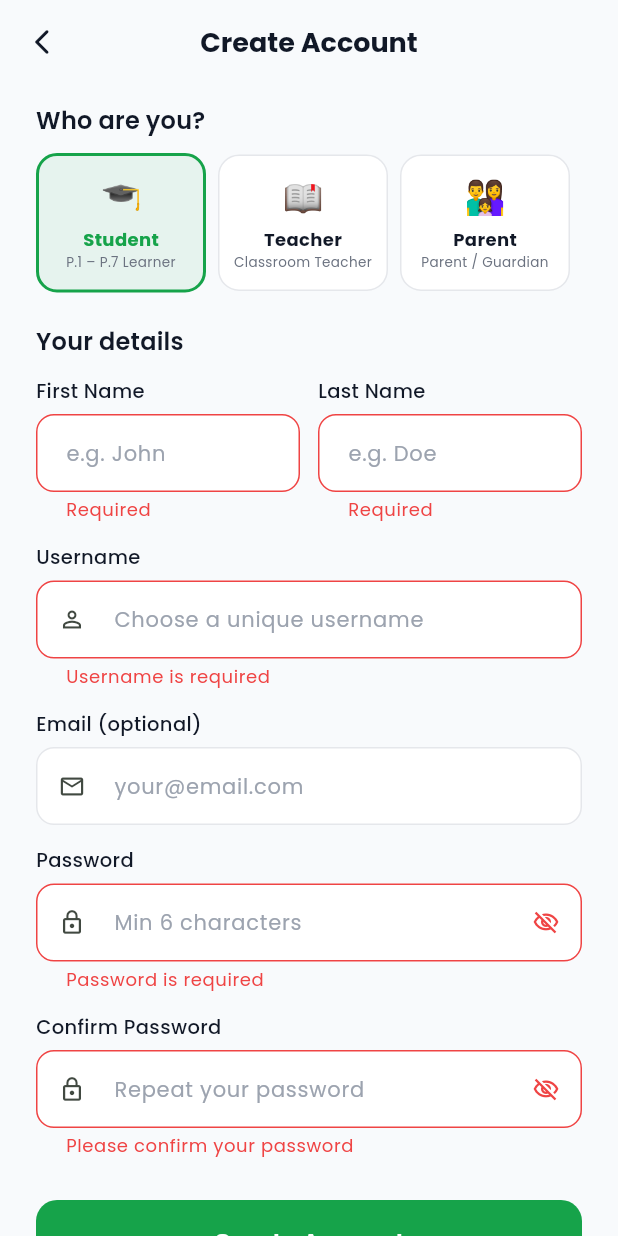
After one commit to wasomrare/uganda-ai-learning, a Flutter app: the SignupScreen screen opened by its route, after a tap on "Create Account", on a phone screen of 412 x 824 dp. The commit adds this screen. Run offline on Flutter 3.47's test engine with Material 3 defaults, Android fonts, the phone set to English and light mode, and no system bars; our stand-ins replace dio, flutter_riverpod, flutter_secure_storage, go_router, google_fonts, google_sign_in and 1 more; accounts and stored records are empty.

Commit message:
feat: user self-registration (Create Account) across backend, frontend, and Flutter

```diff
--- a/mobile/lib/config/routes.dart
+++ b/mobile/lib/config/routes.dart
@@ -3,6 +3,7 @@ import 'package:flutter_riverpod/flutter_riverpod.dart';
 import 'package:go_router/go_router.dart';
 import '../providers/auth_provider.dart';
 import '../screens/auth/login_screen.dart';
+import '../screens/auth/signup_screen.dart';
 import '../screens/auth/splash_screen.dart';
 import '../screens/home/home_screen.dart';
 import '../screens/subjects/subjects_screen.dart';
@@ -39,13 +40,14 @@ final routerProvider = Provider<GoRouter>((ref) {
 
       final isLoggedIn = authAsync.valueOrNull?.isLoggedIn ?? false;
       final role = authAsync.valueOrNull?.user?.role ?? 'student';
+      final isSignup = state.matchedLocation == '/signup';
 
       if (isSplash) {
         return isLoggedIn
             ? (role == 'teacher' ? '/teacher' : '/home')
             : '/login';
       }
-      if (!isLoggedIn && !isLogin) return '/login';
+      if (!isLoggedIn && !isLogin && !isSignup) return '/login';
       if (isLoggedIn && isLogin) {
         return role == 'teacher' ? '/teacher' : '/home';
       }
@@ -54,6 +56,7 @@ final routerProvider = Provider<GoRouter>((ref) {
     routes: [
       GoRoute(path: '/splash', builder: (_, __) => const SplashScreen()),
       GoRoute(path: '/login', builder: (_, __) => const LoginScreen()),
+      GoRoute(path: '/signup', builder: (_, __) => const SignupScreen()),
 
       // Student routes
       ShellRoute(
--- a/mobile/lib/providers/auth_provider.dart
+++ b/mobile/lib/providers/auth_provider.dart
@@ -73,6 +73,42 @@ class AuthNotifier extends AsyncNotifier<AuthState> {
     }
   }
 
+  Future<void> register({
+    required String firstName,
+    required String lastName,
+    required String username,
+    required String password,
+    required String confirmPassword,
+    String role = 'student',
+    String? email,
+  }) async {
+    state = const AsyncValue.loading();
+    try {
+      final api = ref.read(apiServiceProvider);
+      final storage = ref.read(storageServiceProvider);
+      final res = await api.register(
+        firstName: firstName,
+        lastName: lastName,
+        username: username,
+        password: password,
+        confirmPassword: confirmPassword,
+        role: role,
+        email: email,
+      );
+      final data = res.data['data'];
+      await storage.saveAccessToken(data['access']);
+      await storage.saveRefreshToken(data['refresh']);
+      final user = UserModel.fromJson(data['user'] as Map<String, dynamic>);
+      await storage.saveUser(user.toJson());
+      state = AsyncValue.data(AuthState(user: user, isLoggedIn: true));
+    } catch (e) {
+      state = AsyncValue.data(AuthState(
+        isLoggedIn: false,
+        error: _parseRegisterError(e),
+      ));
+    }
+  }
+
   Future<void> googleLogin() async {
     state = const AsyncValue.loading();
     try {
@@ -127,4 +163,22 @@ class AuthNotifier extends AsyncNotifier<AuthState> {
     if (e.toString().contains('network')) return 'Network error. Check your connection.';
     return 'Login failed. Please try again.';
   }
+
+  String _parseRegisterError(dynamic e) {
+    try {
+      final data = e.response?.data;
+      if (data is Map) {
+        final errs = data['errors'];
+        if (errs is Map && errs.isNotEmpty) {
+          final first = errs.values.first;
+          if (first is List && first.isNotEmpty) return first.first.toString();
+          return first.toString();
+        }
+        if (data['error'] != null) return data['error'].toString();
+        if (data['message'] != null) return data['message'].toString();
+      }
+    } catch (_) {}
+    if (e.toString().contains('network')) return 'Network error. Check your connection.';
+    return 'Registration failed. Please try again.';
+  }
 }
--- /dev/null
+++ b/mobile/lib/screens/auth/signup_screen.dart
@@ -0,0 +1,317 @@
+import 'package:flutter/material.dart';
+import 'package:flutter_riverpod/flutter_riverpod.dart';
+import 'package:go_router/go_router.dart';
+import '../../config/theme.dart';
+import '../../providers/auth_provider.dart';
+
+class SignupScreen extends ConsumerStatefulWidget {
+  const SignupScreen({super.key});
+
+  @override
+  ConsumerState<SignupScreen> createState() => _SignupScreenState();
+}
+
+class _SignupScreenState extends ConsumerState<SignupScreen> {
+  final _formKey = GlobalKey<FormState>();
+  final _firstNameCtrl = TextEditingController();
+  final _lastNameCtrl = TextEditingController();
+  final _usernameCtrl = TextEditingController();
+  final _emailCtrl = TextEditingController();
+  final _passwordCtrl = TextEditingController();
+  final _confirmCtrl = TextEditingController();
+  String _role = 'student';
+  bool _obscurePw = true;
+  bool _obscureConfirm = true;
+  bool _loading = false;
+
+  @override
+  void dispose() {
+    _firstNameCtrl.dispose();
+    _lastNameCtrl.dispose();
+    _usernameCtrl.dispose();
+    _emailCtrl.dispose();
+    _passwordCtrl.dispose();
+    _confirmCtrl.dispose();
+    super.dispose();
+  }
+
+  Future<void> _register() async {
+    if (!_formKey.currentState!.validate()) return;
+    setState(() => _loading = true);
+    await ref.read(authStateProvider.notifier).register(
+      firstName: _firstNameCtrl.text.trim(),
+      lastName: _lastNameCtrl.text.trim(),
+      username: _usernameCtrl.text.trim(),
+      password: _passwordCtrl.text,
+      confirmPassword: _confirmCtrl.text,
+      role: _role,
+      email: _emailCtrl.text.trim().isEmpty ? null : _emailCtrl.text.trim(),
+    );
+    setState(() => _loading = false);
+    final authState = ref.read(authStateProvider).valueOrNull;
+    if (!mounted) return;
+    if (authState?.error != null) {
+      ScaffoldMessenger.of(context).showSnackBar(
+        SnackBar(content: Text(authState!.error!), backgroundColor: AppColors.error),
+      );
+    } else if (authState?.isLoggedIn == true) {
+      final role = authState!.user?.role ?? 'student';
+      context.go(role == 'teacher' ? '/teacher' : '/home');
+    }
+  }
+
+  @override
+  Widget build(BuildContext context) {
+    return Scaffold(
+      backgroundColor: AppColors.background,
+      appBar: AppBar(
+        backgroundColor: Colors.transparent,
+        elevation: 0,
+        leading: IconButton(
+          icon: const Icon(Icons.arrow_back_ios_new_rounded, size: 20),
+          onPressed: () => context.go('/login'),
+        ),
+        title: const Text('Create Account', style: TextStyle(fontWeight: FontWeight.bold, fontSize: 18)),
+        centerTitle: true,
+      ),
+      body: SafeArea(
+        child: SingleChildScrollView(
+          padding: const EdgeInsets.symmetric(horizontal: 24, vertical: 8),
+          child: Form(
+            key: _formKey,
+            child: Column(
+              crossAxisAlignment: CrossAxisAlignment.start,
+              children: [
+                const SizedBox(height: 4),
+                Text('Who are you?', style: Theme.of(context).textTheme.titleMedium?.copyWith(fontWeight: FontWeight.w600)),
+                const SizedBox(height: 10),
+                _RoleSelector(selected: _role, onChanged: (r) => setState(() => _role = r)),
+                const SizedBox(height: 20),
+                Text('Your details', style: Theme.of(context).textTheme.titleMedium?.copyWith(fontWeight: FontWeight.w600)),
+                const SizedBox(height: 12),
+
+                // Name row
+                Row(children: [
+                  Expanded(child: _Field(ctrl: _firstNameCtrl, label: 'First Name', hint: 'e.g. John',
+                    validator: (v) => (v == null || v.isEmpty) ? 'Required' : null)),
+                  const SizedBox(width: 12),
+                  Expanded(child: _Field(ctrl: _lastNameCtrl, label: 'Last Name', hint: 'e.g. Doe',
+                    validator: (v) => (v == null || v.isEmpty) ? 'Required' : null)),
+                ]),
+                const SizedBox(height: 14),
+
+                // Username
+                _Field(
+                  ctrl: _usernameCtrl,
+                  label: 'Username',
+                  hint: 'Choose a unique username',
+                  prefixIcon: Icons.person_outline,
+                  validator: (v) {
+                    if (v == null || v.isEmpty) return 'Username is required';
+                    if (v.length < 3) return 'At least 3 characters';
+                    if (v.contains(' ')) return 'No spaces allowed';
+                    return null;
+                  },
+                ),
+                const SizedBox(height: 14),
+
+                // Email (optional)
+                _Field(
+                  ctrl: _emailCtrl,
+                  label: 'Email (optional)',
+                  hint: 'your@email.com',
+                  prefixIcon: Icons.email_outlined,
+                  keyboardType: TextInputType.emailAddress,
+                  validator: (v) {
+                    if (v == null || v.isEmpty) return null;
+                    final emailRegex = RegExp(r'^[^@]+@[^@]+\.[^@]+$');
+                    if (!emailRegex.hasMatch(v)) return 'Invalid email address';
+                    return null;
+                  },
+                ),
+                const SizedBox(height: 14),
+
+                // Password
+                _PasswordField(
+                  ctrl: _passwordCtrl,
+                  label: 'Password',
+                  hint: 'Min 6 characters',
+                  obscure: _obscurePw,
+                  onToggle: () => setState(() => _obscurePw = !_obscurePw),
+                  validator: (v) {
+                    if (v == null || v.isEmpty) return 'Password is required';
+                    if (v.length < 6) return 'At least 6 characters';
+                    return null;
+                  },
+                ),
+                const SizedBox(height: 14),
+
+                // Confirm password
+                _PasswordField(
+                  ctrl: _confirmCtrl,
+                  label: 'Confirm Password',
+                  hint: 'Repeat your password',
+                  obscure: _obscureConfirm,
+                  onToggle: () => setState(() => _obscureConfirm = !_obscureConfirm),
+                  validator: (v) {
+                    if (v == null || v.isEmpty) return 'Please confirm your password';
+                    if (v != _passwordCtrl.text) return 'Passwords do not match';
+                    return null;
+                  },
+                ),
+                const SizedBox(height: 28),
+
+                SizedBox(
+                  width: double.infinity,
+                  child: ElevatedButton(
+                    onPressed: _loading ? null : _register,
+                    style: ElevatedButton.styleFrom(
+                      backgroundColor: AppColors.primary,
+                      padding: const EdgeInsets.symmetric(vertical: 16),
+                      shape: RoundedRectangleBorder(borderRadius: BorderRadius.circular(14)),
+                    ),
+                    child: _loading
+                        ? const SizedBox(height: 20, width: 20, child: CircularProgressIndicator(color: Colors.white, strokeWidth: 2))
+                        : const Text('Create Account', style: TextStyle(color: Colors.white, fontSize: 16, fontWeight: FontWeight.w600)),
+                  ),
+                ),
+                const SizedBox(height: 16),
+                Center(
+                  child: GestureDetector(
+                    onTap: () => context.go('/login'),
+                    child: RichText(
+                      text: TextSpan(
+                        text: 'Already have an account? ',
+                        style: const TextStyle(color: AppColors.textSecondary, fontSize: 13),
+                        children: [
+                          TextSpan(
+                            text: 'Sign In',
+                            style: TextStyle(color: AppColors.primary, fontWeight: FontWeight.bold),
+                          ),
+                        ],
+                      ),
+                    ),
+                  ),
+                ),
+                const SizedBox(height: 24),
+              ],
+            ),
+          ),
+        ),
+      ),
+    );
+  }
+}
+
+class _RoleSelector extends StatelessWidget {
+  final String selected;
+  final ValueChanged<String> onChanged;
+  const _RoleSelector({required this.selected, required this.onChanged});
+
+  static const _roles = [
+    {'value': 'student', 'label': 'Student', 'icon': '🎓', 'desc': 'P.1 – P.7 Learner'},
+    {'value': 'teacher', 'label': 'Teacher', 'icon': '📖', 'desc': 'Classroom Teacher'},
+    {'value': 'parent', 'label': 'Parent', 'icon': '👨‍👩‍👧', 'desc': 'Parent / Guardian'},
+  ];
+
+  @override
+  Widget build(BuildContext context) {
+    return Row(
+      children: _roles.map((r) {
+        final active = selected == r['value'];
+        return Expanded(
+          child: GestureDetector(
+            onTap: () => onChanged(r['value']!),
+            child: Container(
+              margin: const EdgeInsets.only(right: 8),
+              padding: const EdgeInsets.symmetric(vertical: 12, horizontal: 4),
+              decoration: BoxDecoration(
+                color: active ? AppColors.primary.withOpacity(0.08) : Colors.white,
+                borderRadius: BorderRadius.circular(14),
+                border: Border.all(
+                  color: active ? AppColors.primary : const Color(0xFFE5E7EB),
+                  width: active ? 2 : 1,
+                ),
+              ),
+              child: Column(mainAxisSize: MainAxisSize.min, children: [
+                Text(r['icon']!, style: const TextStyle(fontSize: 22)),
+                const SizedBox(height: 4),
+                Text(r['label']!, style: TextStyle(
+                  fontSize: 12, fontWeight: FontWeight.bold,
+                  color: active ? AppColors.primary : AppColors.textPrimary,
+                )),
+                Text(r['desc']!, style: const TextStyle(fontSize: 9, color: AppColors.textSecondary), textAlign: TextAlign.center),
+              ]),
+            ),
+          ),
+        );
+      }).toList(),
+    );
+  }
+}
+
+class _Field extends StatelessWidget {
+  final TextEditingController ctrl;
+  final String label;
+  final String hint;
+  final IconData? prefixIcon;
+  final TextInputType? keyboardType;
+  final String? Function(String?)? validator;
+
+  const _Field({
+    required this.ctrl, required this.label, required this.hint,
+    this.prefixIcon, this.keyboardType, this.validator,
+  });
+
+  @override
+  Widget build(BuildContext context) {
+    return Column(crossAxisAlignment: CrossAxisAlignment.start, children: [
+      Text(label, style: const TextStyle(fontSize: 13, fontWeight: FontWeight.w500, color: AppColors.textPrimary)),
+      const SizedBox(height: 6),
+      TextFormField(
+        controller: ctrl,
+        keyboardType: keyboardType,
+        validator: validator,
+        decoration: InputDecoration(
+          hintText: hint,
+          prefixIcon: prefixIcon != null ? Icon(prefixIcon, size: 18) : null,
+        ),
+      ),
+    ]);
+  }
+}
+
+class _PasswordField extends StatelessWidget {
+  final TextEditingController ctrl;
+  final String label;
+  final String hint;
+  final bool obscure;
+  final VoidCallback onToggle;
+  final String? Function(String?)? validator;
+
+  const _PasswordField({
+    required this.ctrl, required this.label, required this.hint,
+    required this.obscure, required this.onToggle, this.validator,
+  });
+
+  @override
+  Widget build(BuildContext context) {
+    return Column(crossAxisAlignment: CrossAxisAlignment.start, children: [
+      Text(label, style: const TextStyle(fontSize: 13, fontWeight: FontWeight.w500, color: AppColors.textPrimary)),
+      const SizedBox(height: 6),
+      TextFormField(
+        controller: ctrl,
+        obscureText: obscure,
+        validator: validator,
+        decoration: InputDecoration(
+          hintText: hint,
+          prefixIcon: const Icon(Icons.lock_outline, size: 18),
+          suffixIcon: IconButton(
+            icon: Icon(obscure ? Icons.visibility_off_outlined : Icons.visibility_outlined, size: 18),
+            onPressed: onToggle,
+          ),
+        ),
+      ),
+    ]);
+  }
+}
--- a/mobile/lib/services/api_service.dart
+++ b/mobile/lib/services/api_service.dart
@@ -82,6 +82,24 @@ class ApiService {
       _dio.delete(path);
 
   // Auth
+  Future<Response> register({
+    required String firstName,
+    required String lastName,
+    required String username,
+    required String password,
+    required String confirmPassword,
+    String role = 'student',
+    String? email,
+  }) => _dio.post('/auth/register/', data: {
+    'first_name': firstName,
+    'last_name': lastName,
+    'username': username,
+    'password': password,
+    'confirm_password': confirmPassword,
+    'role': role,
+    if (email != null && email.isNotEmpty) 'email': email,
+  });
+
   Future<Response> login(String username, String password) =>
       _dio.post('/auth/login/', data: {'username': username, 'password': password});
 
```
Also changed, not shown: mobile/lib/screens/auth/login_screen.dart (+18 -0 lines), 6 other files.
